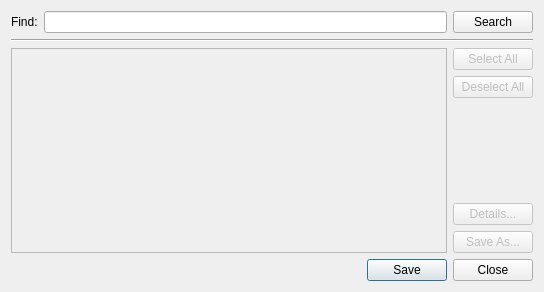
The window that dialogs/lookupcertificatesdialog.ui (sensama/kleopatra) describes before a commit, drawn with Qt 5.
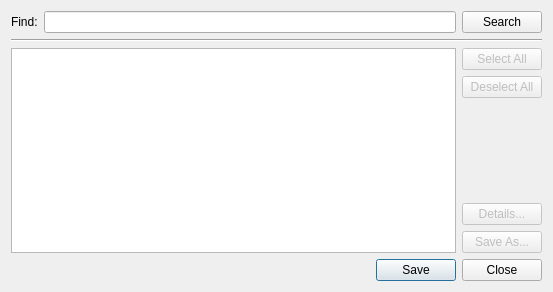
The same window after the commit. Custom widgets are drawn as their Qt base class.

The edit to the form file:
```diff
--- a/dialogs/lookupcertificatesdialog.ui
+++ b/dialogs/lookupcertificatesdialog.ui
@@ -5,7 +5,7 @@
    <rect>
     <x>0</x>
     <y>0</y>
-    <width>544</width>
+    <width>553</width>
     <height>292</height>
    </rect>
   </property>
@@ -113,7 +113,7 @@
      <item rowspan="6" row="2" column="0" colspan="2" >
       <widget class="QTreeView" name="resultTV" >
        <property name="enabled" >
-        <bool>false</bool>
+        <bool>true</bool>
        </property>
        <property name="minimumSize" >
         <size>
```
